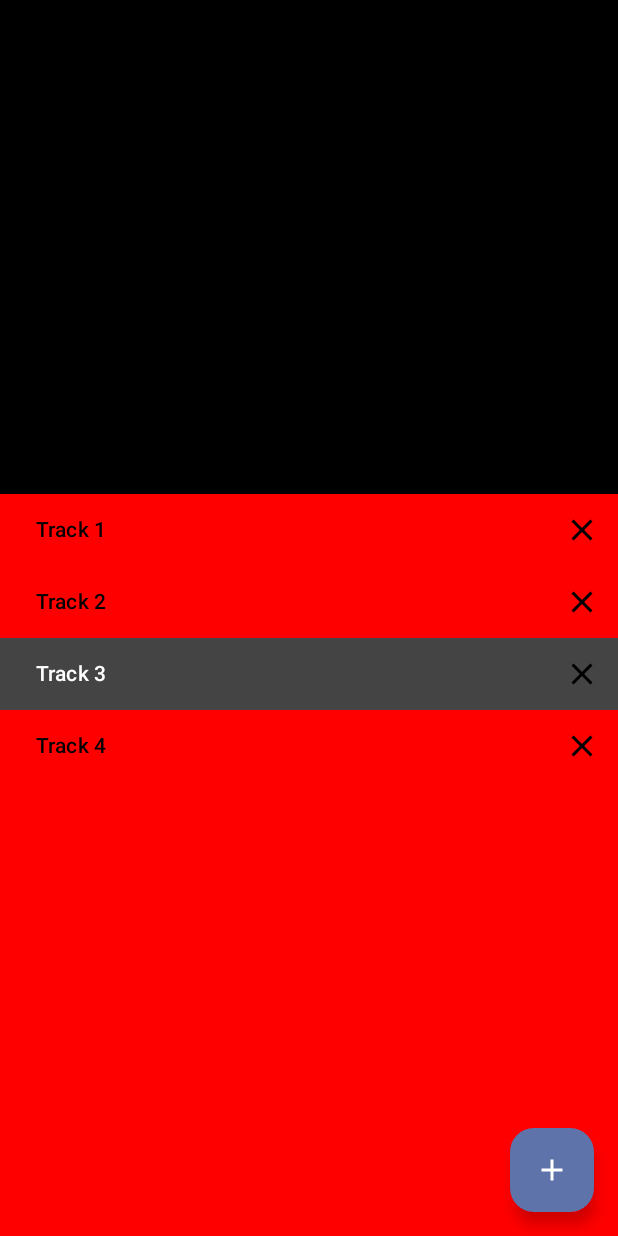
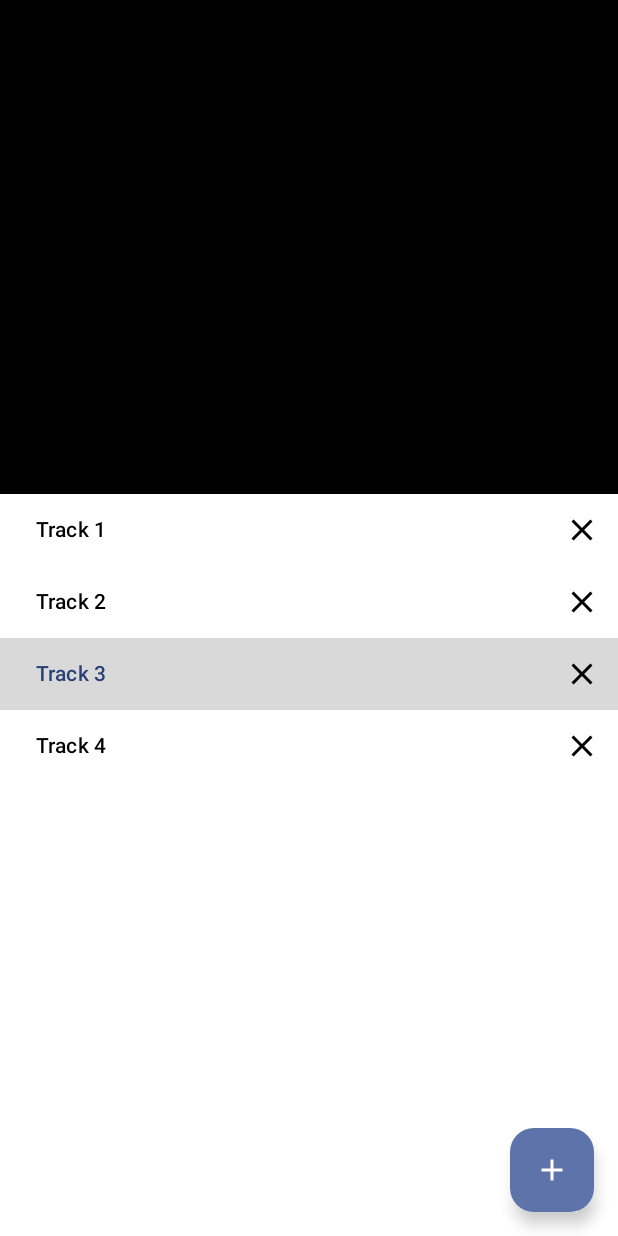
Before and after one commit to renaudfavier/ExoApp, an Android app built with Jetpack Compose: the @Preview function PlayerScreenPreview, on a phone screen of 412 x 824 dp. Run offline under Robolectric (Android 15) with nearby library versions, the phone set to English and light mode, and no system bars.

Commit message:
Improve UI just a little bit

```diff
--- a/app/src/main/java/com/deezer/exoapplication/player/presentation/PlayerScreen.kt
+++ b/app/src/main/java/com/deezer/exoapplication/player/presentation/PlayerScreen.kt
@@ -20,6 +20,7 @@ import androidx.compose.material3.ButtonDefaults
 import androidx.compose.material3.FloatingActionButton
 import androidx.compose.material3.Icon
 import androidx.compose.material3.IconButton
+import androidx.compose.material3.MaterialTheme
 import androidx.compose.material3.Text
 import androidx.compose.runtime.Composable
 import androidx.compose.ui.Alignment
@@ -45,9 +46,7 @@ fun PlayerScreen(
     onTrackRemove: (Int) -> Unit,
     onAddTrack: () -> Unit,
     modifier: Modifier = Modifier
-) = Column(
-    modifier = modifier.background(Color.Blue)
-) {
+) = Column(modifier) {
     AndroidView(
         factory = { context ->
             PlayerView(context).also { playerView ->
@@ -93,7 +92,7 @@ fun Playlist(
     onTrackSelected: (Int) -> Unit,
     onTrackRemove: (Int) -> Unit,
     modifier: Modifier = Modifier
-) = LazyColumn(modifier.background(Color.Red)) {
+) = LazyColumn(modifier) {
     items(tracks) { track ->
         Track(
             title = track.title,
@@ -115,7 +114,7 @@ fun Track(
 ) = Row(
     modifier = modifier
         .background(
-            if (isSelected) Color.DarkGray
+            if (isSelected) Color.DarkGray.copy(alpha = 0.2f)
             else Color.Transparent
         ),
     verticalAlignment = Alignment.CenterVertically,
@@ -128,7 +127,7 @@ fun Track(
     ) {
         Text(
             text = title,
-            color = if (isSelected) Color.White
+            color = if (isSelected) MaterialTheme.colorScheme.primary
             else Color.Black,
             modifier = Modifier.fillMaxWidth(),
             textAlign = TextAlign.Start
```
